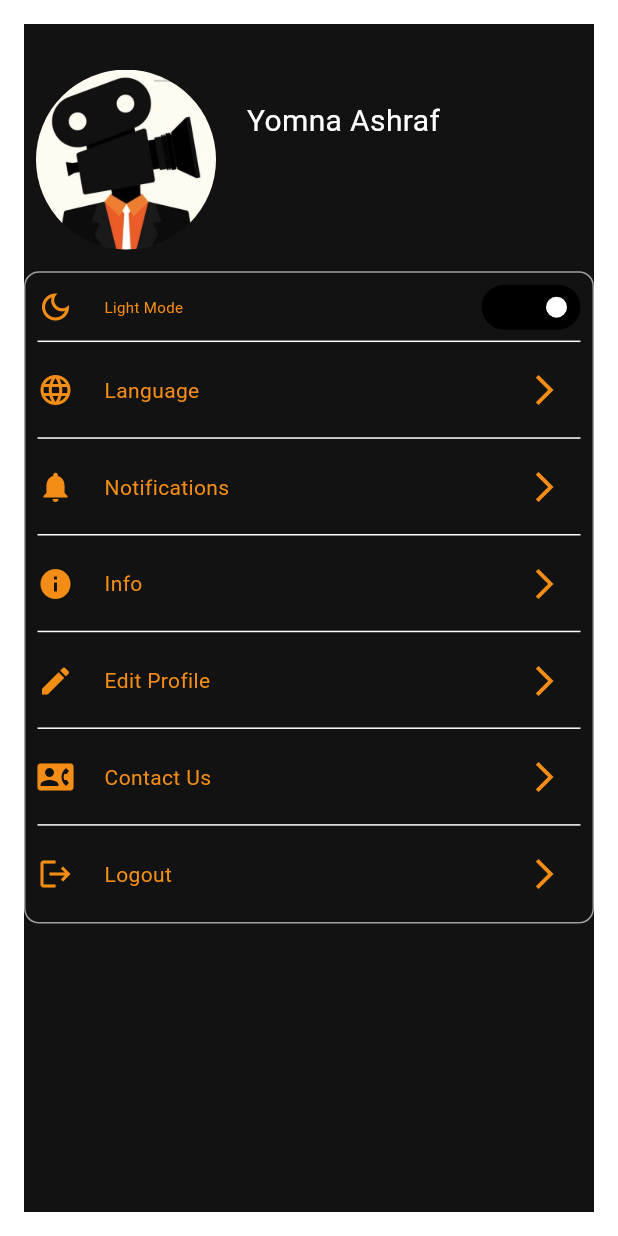
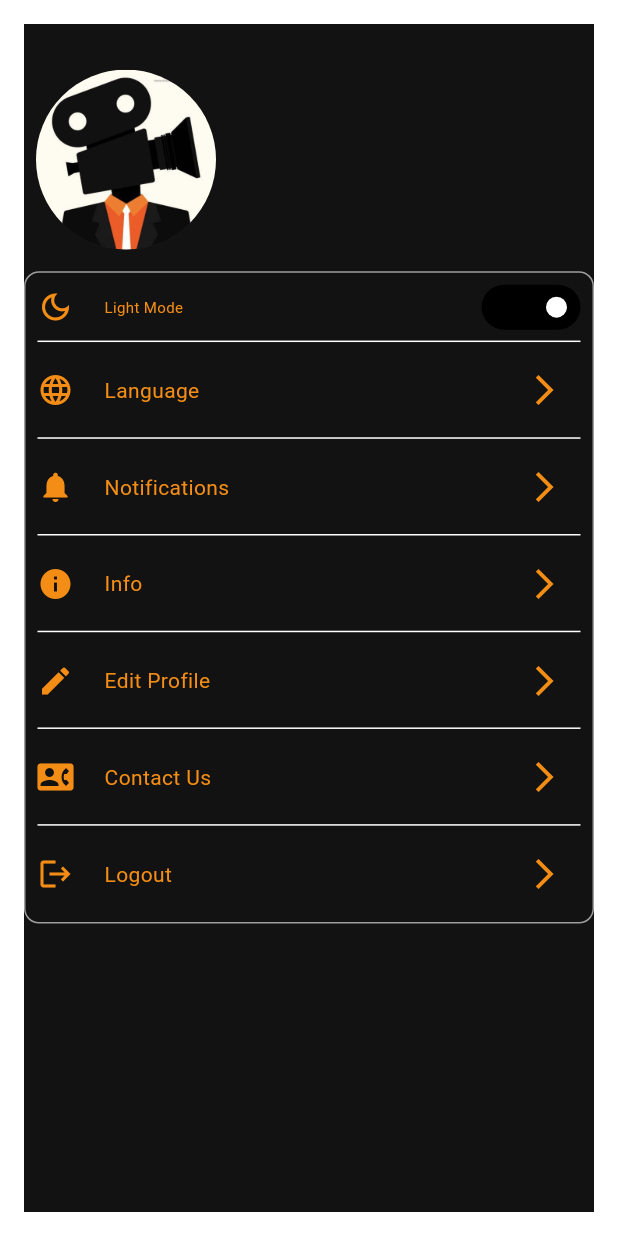
Before and after one commit to youmna-o/MovieApp, a Flutter app: the ProfileScreen screen opened directly with empty values, on a phone screen of 412 x 824 dp. Run offline on Flutter 3.47's test engine with Material 3 defaults, Android fonts, the light colour scheme and no system bars; drawn by our look-alikes of flutter_switch; our stand-ins replace carousel_slider, sqflite, youtube_player_flutter; missing offline and left inert: dart:ffi, rate, theme_mode_handler; accounts and stored records are empty.

Commit message:
third commit

```diff
--- a/lib/features/profile/view/screens/profile_screen.dart
+++ b/lib/features/profile/view/screens/profile_screen.dart
@@ -30,6 +30,12 @@ class _ProfileScreenState extends State<ProfileScreen> {
       padding: const EdgeInsets.all(16),
       child: Scaffold(
          //   backgroundColor:  Color(0xFF1F1F1F),
+      // FutureBuilder(
+        //  future: UserProvider.instance.getAllUsers(),
+       //   builder: (BuildContext context, AsyncSnapshot<dynamic> snapshot) {
+        //    if(snapshot.hasData){
+         //     print(snapshot.data.last.username);
+
         body:SingleChildScrollView(
           scrollDirection: Axis.vertical,
           physics: ClampingScrollPhysics(),
@@ -57,7 +63,7 @@ class _ProfileScreenState extends State<ProfileScreen> {
                         padding: const EdgeInsets.only(top: 50,),
                         child: Column(
                           children: [
-                            Text("Yomna Ashraf",style: TextStyle(fontSize: 20),),
+                            Text("",style: TextStyle(fontSize: 20),),
                             Text("${widget.userEmail}"),
                           ],
                         ),
```
